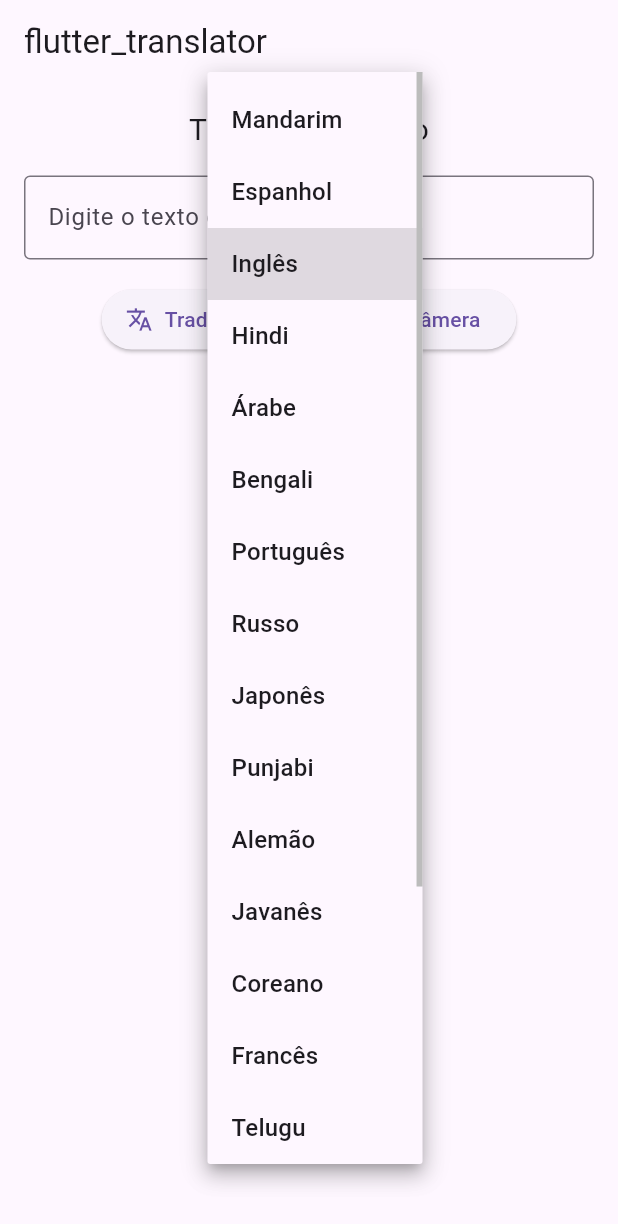
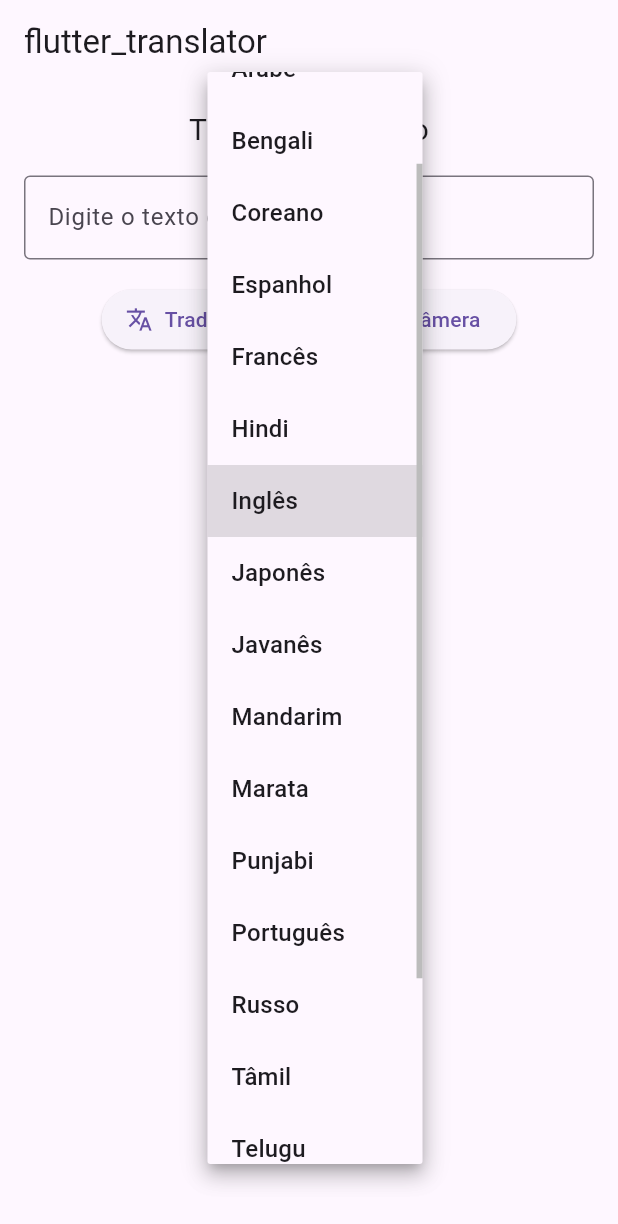
Before and after one commit to azure4-mac/Translator, a Flutter app: the screen it shows after launch, after a tap on "Inglês", on a phone screen of 412 x 824 dp. Shown: the top 1224 px of the screen. Run offline on Flutter 3.47's test engine with Material 3 defaults, Android fonts, the phone set to English and light mode, and no system bars; our stand-ins replace image_picker; missing offline and left inert: google_mlkit_text_recognition, translator.

Commit message:
commit de sla

```diff
--- a/flutter_translator/lib/main.dart
+++ b/flutter_translator/lib/main.dart
@@ -117,26 +117,26 @@ class _AppTranslatorState extends State<AppTranslator> {
                 });
               },
               items: const [
-                DropdownMenuItem(value: 'zh-cn', child: Text('Mandarim')),
-                DropdownMenuItem(value: 'es', child: Text('Espanhol')),
-                DropdownMenuItem(value: 'en', child: Text('Inglês')),
-                DropdownMenuItem(value: 'hi', child: Text('Hindi')),
+                DropdownMenuItem(value: 'de', child: Text('Alemão')),
                 DropdownMenuItem(value: 'ar', child: Text('Árabe')),
                 DropdownMenuItem(value: 'bn', child: Text('Bengali')),
+                DropdownMenuItem(value: 'ko', child: Text('Coreano')),
+                DropdownMenuItem(value: 'es', child: Text('Espanhol')),
+                DropdownMenuItem(value: 'fr', child: Text('Francês')),
+                DropdownMenuItem(value: 'hi', child: Text('Hindi')),
+                DropdownMenuItem(value: 'en', child: Text('Inglês')),
+                DropdownMenuItem(value: 'ja', child: Text('Japonês')),
+                DropdownMenuItem(value: 'jv', child: Text('Javanês')),
+                DropdownMenuItem(value: 'zh-cn', child: Text('Mandarim')),
+                DropdownMenuItem(value: 'mr', child: Text('Marata')),
+                DropdownMenuItem(value: 'pa', child: Text('Punjabi')),
                 DropdownMenuItem(value: 'pt', child: Text('Português')),
                 DropdownMenuItem(value: 'ru', child: Text('Russo')),
-                DropdownMenuItem(value: 'ja', child: Text('Japonês')),
-                DropdownMenuItem(value: 'pa', child: Text('Punjabi')),
-                DropdownMenuItem(value: 'de', child: Text('Alemão')),
-                DropdownMenuItem(value: 'jv', child: Text('Javanês')),
-                DropdownMenuItem(value: 'ko', child: Text('Coreano')),
-                DropdownMenuItem(value: 'fr', child: Text('Francês')),
+                DropdownMenuItem(value: 'ta', child: Text('Tâmil')),
                 DropdownMenuItem(value: 'te', child: Text('Telugu')),
                 DropdownMenuItem(value: 'tr', child: Text('Turco')),
-                DropdownMenuItem(value: 'mr', child: Text('Marata')),
-                DropdownMenuItem(value: 'ta', child: Text('Tâmil')),
+                DropdownMenuItem(value: 'ur', child: Text('Urdu')),
                 DropdownMenuItem(value: 'vi', child: Text('Vietnamita')),
-                DropdownMenuItem(value: 'ur', child: Text('Urdu')),
               ],
             ),
           ],
--- a/flutter_translator/pubspec.yaml
+++ b/flutter_translator/pubspec.yaml
@@ -32,10 +32,8 @@ flutter:
   uses-material-design: true
 
   # Para adicionar assets (como imagens), descomente e edite abaixo:
-  # assets:
-  #   - images/a_dot_burr.jpeg
-  #   - images/a_dot_ham.jpeg
-
+  assets:
+    - assets/translator.png
   # Para adicionar fontes personalizadas, edite o bloco abaixo:
   # fonts:
   #   - family: NomeDaFonte
```
